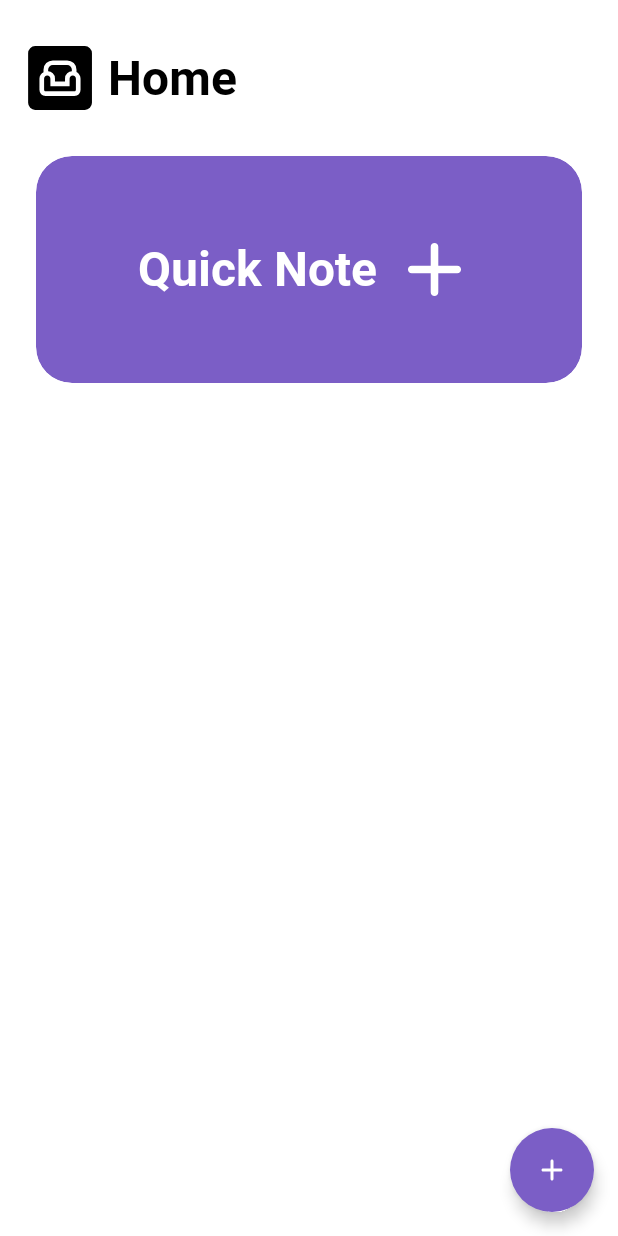
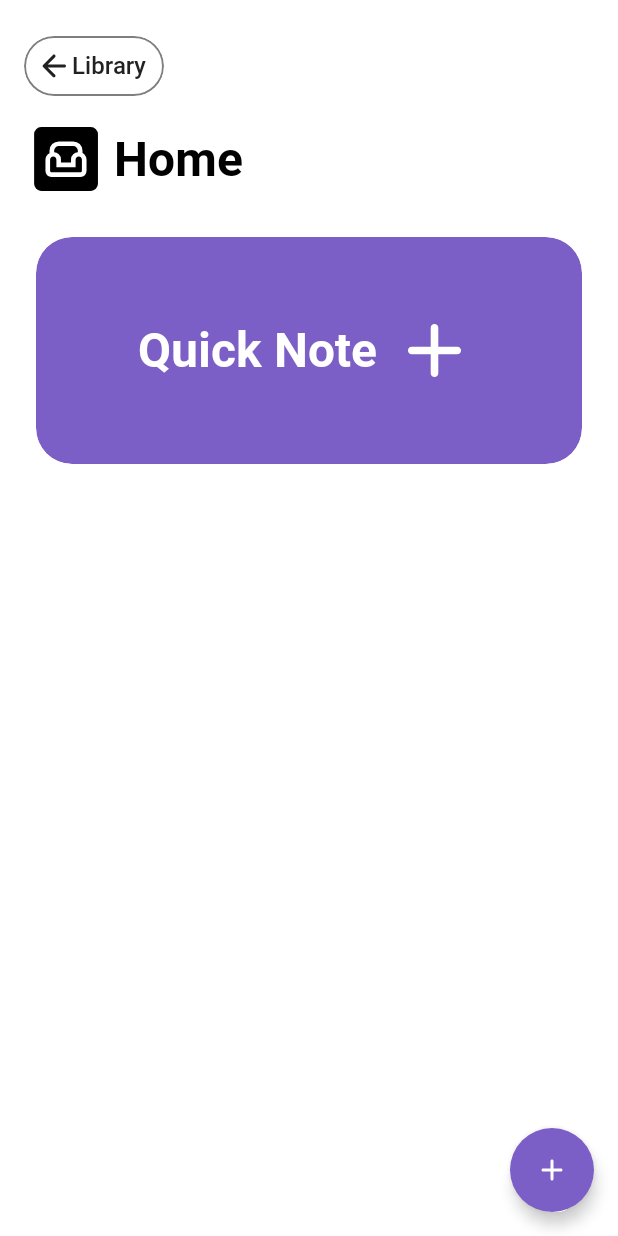
Before and after one commit to AbolfazlHaghpanah/Pienote, an Android app built with Jetpack Compose: the LibraryScreen screen opened through its navigation route, after a tap on "Home", on a phone screen of 412 x 824 dp. Run offline under Robolectric (Android 15) with nearby library versions, the phone set to English and light mode, and no system bars; our stand-ins replace Dagger/Hilt's generated code.

Commit message:
implement new back button

```diff
--- a/app/src/main/java/com/haghpanh/pienote/common_ui/component/PienoteTopbar.kt
+++ b/app/src/main/java/com/haghpanh/pienote/common_ui/component/PienoteTopbar.kt
@@ -1,6 +1,7 @@
 package com.haghpanh.pienote.common_ui.component
 
 import androidx.compose.foundation.layout.Arrangement
+import androidx.compose.foundation.layout.Column
 import androidx.compose.foundation.layout.Row
 import androidx.compose.foundation.layout.Spacer
 import androidx.compose.foundation.layout.aspectRatio
@@ -8,12 +9,15 @@ import androidx.compose.foundation.layout.fillMaxHeight
 import androidx.compose.foundation.layout.fillMaxSize
 import androidx.compose.foundation.layout.fillMaxWidth
 import androidx.compose.foundation.layout.padding
+import androidx.compose.foundation.layout.size
 import androidx.compose.foundation.layout.width
+import androidx.compose.foundation.layout.wrapContentHeight
 import androidx.compose.material.ExperimentalMaterialApi
 import androidx.compose.material.Icon
 import androidx.compose.material.Text
 import androidx.compose.material.TopAppBar
 import androidx.compose.material.icons.Icons
+import androidx.compose.material.icons.rounded.ArrowBack
 import androidx.compose.material.icons.rounded.MoreVert
 import androidx.compose.runtime.Composable
 import androidx.compose.ui.Alignment
@@ -22,7 +26,6 @@ import androidx.compose.ui.res.painterResource
 import androidx.compose.ui.unit.dp
 import com.haghpanh.pienote.common_ui.theme.PienoteTheme
 
-@OptIn(ExperimentalMaterialApi::class)
 @Composable
 fun PienoteTopBar(
     title: String,
@@ -87,3 +90,91 @@ fun PienoteTopBar(
         }
     }
 }
+
+@Composable
+fun PienoteTopBar(
+    title: String,
+    icon: Int? = null,
+    parent: String,
+    onBack: () -> Unit,
+    action: (() -> Unit)? = null
+) {
+//    TopAppBar(
+//        modifier = Modifier
+//            .wrapContentHeight(),
+//        backgroundColor = PienoteTheme.colors.background,
+//        contentColor = PienoteTheme.colors.onBackground,
+//        elevation = 0.dp,
+//    ) {
+    Column(
+        modifier = Modifier
+            .padding(horizontal = 16.dp)
+            .fillMaxWidth(),
+        verticalArrangement = Arrangement.spacedBy(14.dp)
+    ) {
+        PienoteChip(
+            onClick = onBack
+        ) {
+            Row(
+                modifier = Modifier.padding(8.dp),
+                verticalAlignment = Alignment.CenterVertically,
+                horizontalArrangement = Arrangement.SpaceEvenly
+            ) {
+                Icon(imageVector = Icons.Rounded.ArrowBack, contentDescription = "back")
+
+                Text(
+                    modifier = Modifier.padding(end = 4.dp),
+                    text = parent,
+                    style = PienoteTheme.typography.subtitle1
+                )
+            }
+        }
+        Row(
+            modifier = Modifier.fillMaxWidth(),
+            verticalAlignment = Alignment.CenterVertically,
+            horizontalArrangement = Arrangement.SpaceBetween
+        ) {
+            Row(
+                verticalAlignment = Alignment.CenterVertically,
+                horizontalArrangement = Arrangement.spacedBy(4.dp)
+            ) {
+                icon?.let { iconId ->
+                    Icon(
+                        modifier = Modifier
+                            .padding(4.dp)
+                            .size(48.dp),
+                        painter = painterResource(id = iconId),
+                        contentDescription = title,
+                        tint = PienoteTheme.colors.onBackground
+                    )
+                } ?: Spacer(modifier = Modifier.width(14.dp))
+
+                Text(
+                    text = title,
+                    style = PienoteTheme.typography.h2,
+                    color = PienoteTheme.colors.onBackground
+                )
+            }
+
+            action?.let {
+                PienoteChip(
+                    modifier = Modifier
+                        .padding(8.dp)
+                        .aspectRatio(1f),
+                    shape = PienoteTheme.shapes.rounded,
+                    onClick = action,
+                    content = {
+                        Icon(
+                            modifier = Modifier
+                                .padding(6.dp)
+                                .fillMaxSize(),
+                            imageVector = Icons.Rounded.MoreVert,
+                            contentDescription = null,
+                            tint = PienoteTheme.colors.onBackground
+                        )
+                    }
+                )
+            }
+        }
+    }
+}
--- a/app/src/main/java/com/haghpanh/pienote/common_ui/navigation/AppScreens.kt
+++ b/app/src/main/java/com/haghpanh/pienote/common_ui/navigation/AppScreens.kt
@@ -1,13 +1,17 @@
 package com.haghpanh.pienote.common_ui.navigation
 
 sealed class AppScreens(val route: String) {
-    data object HomeScreen : AppScreens("home-screen")
-    data object NoteScreen : AppScreens("note-screen/{id}/{isExist}") {
-        fun createRoute(id: Int, isExist: Boolean): String = "note-screen/$id/$isExist"
+    data object HomeScreen : AppScreens("home-screen/{parent}") {
+        fun createRoute(parent: String) = "home-screen/$parent"
     }
 
-    data object CategoryScreen : AppScreens("category-screen/{id}") {
-        fun createRoute(id : Int) = "category-screen/$id"
+    data object NoteScreen : AppScreens("note-screen/{id}/{isExist}/{parent}") {
+        fun createRoute(id: Int, isExist: Boolean, parent: String) =
+            "note-screen/$id/$isExist/$parent"
+    }
+
+    data object CategoryScreen : AppScreens("category-screen/{id}/{parent}") {
+        fun createRoute(id: Int, parent: String) = "category-screen/$id/$parent"
     }
 
     data object LibraryScreen : AppScreens("library-screen")
--- a/app/src/main/java/com/haghpanh/pienote/feature_category/ui/CategoryViewModel.kt
+++ b/app/src/main/java/com/haghpanh/pienote/feature_category/ui/CategoryViewModel.kt
@@ -15,9 +15,10 @@ class CategoryViewModel @Inject constructor(
     private val getCategoryUseCase: CategoryObserveCategoryUseCase,
     savedStateHandle: SavedStateHandle
 ) : BaseViewModel<CategoryViewState>(
-    CategoryViewState(
+    initialState = CategoryViewState(
         id = savedStateHandle.get<String>("id")?.toInt() ?: -1
-    )
+    ),
+    savedStateHandle = savedStateHandle
 ) {
     init {
         getCategoryInfo()
--- a/app/src/main/java/com/haghpanh/pienote/feature_home/ui/HomeScreen.kt
+++ b/app/src/main/java/com/haghpanh/pienote/feature_home/ui/HomeScreen.kt
@@ -1,5 +1,6 @@
 package com.haghpanh.pienote.feature_home.ui
 
+import android.util.Log
 import androidx.compose.animation.AnimatedContent
 import androidx.compose.animation.core.tween
 import androidx.compose.animation.fadeIn
@@ -21,7 +22,12 @@ import androidx.compose.material.Scaffold
 import androidx.compose.material.icons.Icons
 import androidx.compose.material.icons.rounded.Add
 import androidx.compose.runtime.Composable
+import androidx.compose.runtime.collectAsState
+import androidx.compose.runtime.derivedStateOf
 import androidx.compose.runtime.getValue
+import androidx.compose.runtime.mutableStateOf
+import androidx.compose.runtime.remember
+import androidx.compose.runtime.setValue
 import androidx.compose.ui.Alignment
 import androidx.compose.ui.Modifier
 import androidx.compose.ui.draw.clip
@@ -30,6 +36,8 @@ import androidx.compose.ui.unit.dp
 import androidx.hilt.navigation.compose.hiltViewModel
 import androidx.lifecycle.compose.collectAsStateWithLifecycle
 import androidx.navigation.NavController
+import androidx.navigation.NavOptions
+import androidx.navigation.compose.currentBackStackEntryAsState
 import com.haghpanh.pienote.R
 import com.haghpanh.pienote.common_ui.component.PienoteTopBar
 import com.haghpanh.pienote.common_ui.navigation.AppScreens
@@ -39,6 +47,8 @@ import com.haghpanh.pienote.feature_home.ui.component.HomeCategoryItem
 import com.haghpanh.pienote.feature_home.ui.component.HomeNoteItem
 import com.haghpanh.pienote.feature_home.ui.component.QuickNoteButton
 import com.haghpanh.pienote.feature_home.ui.component.QuickNoteTextField
+
+const val HOME_SCREEN_NAME = "Home"
 
 @Composable
 fun HomeScreen(
@@ -56,20 +66,28 @@ private fun HomeScreen(
     viewModel: HomeViewModel
 ) {
     val state by viewModel.state.collectAsStateWithLifecycle()
+    val parent = viewModel.savedStateHandle<String>("parent")
 
     HomeScreen(
         state = state,
+        parent = parent,
         onInsertQuickNote = viewModel::insertNotes,
         onUpdateQuickNoteNote = viewModel::setQuickNoteNote,
         onUpdateQuickNoteTitle = viewModel::setQuickNoteTitle,
         onQuickNoteClick = viewModel::reverseQuickNoteState,
         onQuickNoteDiscard = viewModel::reverseQuickNoteState,
         navigateToNote = { route ->
-            navController.navigate(route) {
+            navController.navigate(route = route) {
+                popUpTo(route) {
+                    inclusive = true
+                }
                 launchSingleTop = true
             }
         },
-        onDeleteNote = viewModel::deleteNote
+        onDeleteNote = viewModel::deleteNote,
+        navigateBack = {
+            navController.popBackStack()
+        }
     )
 }
 
@@ -77,20 +95,22 @@ private fun HomeScreen(
 @Composable
 fun HomeScreen(
     state: HomeViewState,
+    parent: String?,
     onInsertQuickNote: () -> Unit,
     onUpdateQuickNoteTitle: (String) -> Unit,
     onUpdateQuickNoteNote: (String) -> Unit,
     onQuickNoteClick: () -> Unit,
     onQuickNoteDiscard: () -> Unit,
     navigateToNote: (String) -> Unit,
-    onDeleteNote: (Note) -> Unit
+    onDeleteNote: (Note) -> Unit,
+    navigateBack: () -> Unit
 ) {
     Scaffold(
         modifier = Modifier
             .pointerInput(null) {
                 detectHorizontalDragGestures(
                     onHorizontalDrag = { _, delta ->
-                        if(delta > 0) {
+                        if (delta > 0) {
                             navigateToNote(AppScreens.LibraryScreen.route)
                         }
                     }
@@ -100,8 +120,9 @@ fun HomeScreen(
             FloatingActionButton(onClick = {
                 navigateToNote(
                     NoteScreen.createRoute(
-                        -1,
-                        false
+                        id = -1,
+                        isExist = false,
+                        parent = HOME_SCREEN_NAME
                     )
                 )
             }) {
@@ -123,10 +144,19 @@ fun HomeScreen(
                 verticalArrangement = Arrangement.spacedBy(24.dp)
             ) {
                 item {
-                    PienoteTopBar(
-                        title = "Home",
-                        icon = R.drawable.home
-                    )
+                    if (parent != null) {
+                        PienoteTopBar(
+                            title = "Home",
+                            icon = R.drawable.home,
+                            parent = parent,
+                            onBack = navigateBack
+                        )
+                    } else {
+                        PienoteTopBar(
+                            title = "Home",
+                            icon = R.drawable.home,
+                        )
+                    }
                 }
 
                 item {
@@ -171,7 +201,12 @@ fun HomeScreen(
                         name = category.name,
                         priority = category.priority
                     ) {
-                        navigateToNote(AppScreens.CategoryScreen.createRoute(category.id))
+                        navigateToNote(
+                            AppScreens.CategoryScreen.createRoute(
+                                category.id,
+                                parent = HOME_SCREEN_NAME
+                            )
+                        )
                     }
                 }
 
@@ -187,7 +222,13 @@ fun HomeScreen(
                                 animationSpec = tween(300)
                             )
                             .clickable {
-                                navigateToNote(NoteScreen.createRoute(note.id, true))
+                                navigateToNote(
+                                    NoteScreen.createRoute(
+                                        id = note.id,
+                                        isExist = true,
+                                        parent = HOME_SCREEN_NAME
+                                    )
+                                )
                             },
                         title = note.title,
                         note = note.note,
--- a/app/src/main/java/com/haghpanh/pienote/feature_home/ui/HomeScreenPreview.kt
+++ b/app/src/main/java/com/haghpanh/pienote/feature_home/ui/HomeScreenPreview.kt
@@ -46,13 +46,15 @@ fun HomeScreenPreview() {
                 null,
                 null
             ),
+            "Parent",
             {},
             {},
             {},
             {},
             {},
             {},
-            {}
+            {},
+            {},
         )
     }
 }
--- a/app/src/main/java/com/haghpanh/pienote/feature_home/ui/HomeViewModel.kt
+++ b/app/src/main/java/com/haghpanh/pienote/feature_home/ui/HomeViewModel.kt
@@ -1,6 +1,7 @@
 package com.haghpanh.pienote.feature_home.ui
 
 import android.util.Log
+import androidx.lifecycle.SavedStateHandle
 import androidx.lifecycle.ViewModel
 import androidx.lifecycle.viewModelScope
 import com.haghpanh.pienote.common_domain.model.CategoryDomainModel
@@ -29,6 +30,7 @@ class HomeViewModel @Inject constructor(
     private val homeObserveNotesByCategoryUseCase: HomeObserveNotesByCategoryUseCase,
     private val homeObserveCategories: HomeObserveCategories,
     private val homeDeleteNoteUseCase: HomeDeleteNoteUseCase,
+    private val savedStateHandle: SavedStateHandle
 ) : ViewModel() {
     private val _state = MutableStateFlow(HomeViewState())
     val state = _state.asStateFlow()
@@ -39,6 +41,10 @@ class HomeViewModel @Inject constructor(
         observeCategories()
         observeNotes()
     }
+
+    fun <T> savedStateHandle(key: String): T? =
+        savedStateHandle.get<T>(key)
+
 
     fun setQuickNoteTitle(value: String?) {
         viewModelScope.launch {
--- a/app/src/main/java/com/haghpanh/pienote/feature_library/ui/LibraryScreen.kt
+++ b/app/src/main/java/com/haghpanh/pienote/feature_library/ui/LibraryScreen.kt
@@ -1,5 +1,6 @@
 package com.haghpanh.pienote.feature_library.ui
 
+import android.util.Log
 import androidx.compose.foundation.clickable
 import androidx.compose.foundation.layout.Arrangement
 import androidx.compose.foundation.layout.Column
@@ -35,8 +36,12 @@ fun LibraryScreen(
     navController: NavController
 ) {
     LibraryScreen {
+        Log.d("mmd", "LibraryScreen: ${navController.currentBackStackEntry?.savedStateHandle}")
         navController.navigate(it) {
             launchSingleTop = true
+            popUpTo(it) {
+                inclusive = true
+            }
         }
     }
 }
@@ -76,21 +81,27 @@ data class LibsItem(
     val route: String
 )
 
+const val LIBRARY_SCREEN_NAME = "Library"
+
 val libsItems = listOf(
     LibsItem(
         title = "Home",
         iconId = R.drawable.home,
-        route = AppScreens.HomeScreen.route
+        route = AppScreens.HomeScreen.createRoute(LIBRARY_SCREEN_NAME)
     ),
     LibsItem(
         title = "Categories",
         iconId = R.drawable.folder,
-        route = AppScreens.HomeScreen.route
+        route = AppScreens.HomeScreen.createRoute(LIBRARY_SCREEN_NAME)
     ),
     LibsItem(
         title = "Notes",
         iconId = R.drawable.description,
-        route = AppScreens.NoteScreen.createRoute(-1, false)
+        route = AppScreens.NoteScreen.createRoute(
+            id = -1,
+            isExist = false,
+            parent = LIBRARY_SCREEN_NAME
+        )
     ),
 )
 
```
Also changed, not shown: app/src/main/java/com/haghpanh/pienote/common_ui/BaseViewModel.kt (+12 -1 lines), app/src/main/java/com/haghpanh/pienote/feature_category/ui/CatagoryScreen.kt (+8 -2 lines), app/src/main/java/com/haghpanh/pienote/feature_note/ui/NoteScreen.kt (+6 -1 lines), app/src/main/java/com/haghpanh/pienote/feature_note/ui/NoteViewModel.kt (+6 -5 lines).
